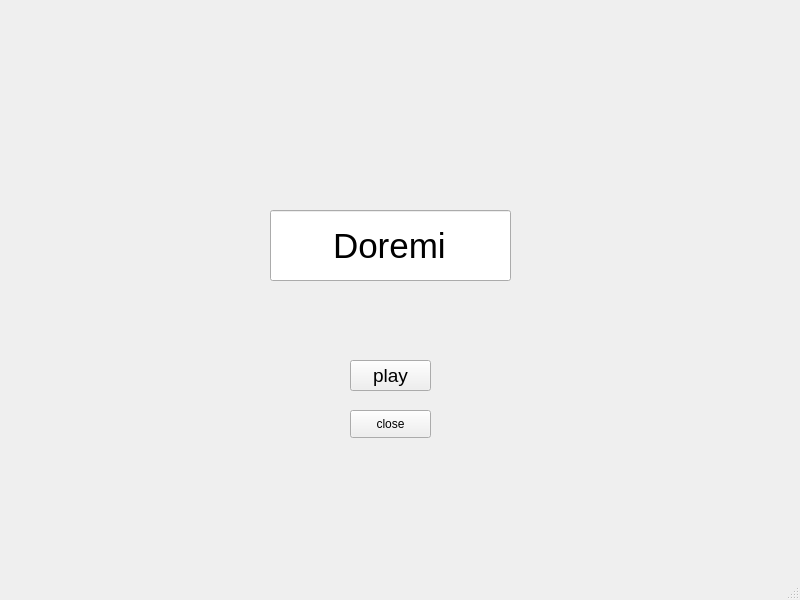
Old version of the form doremi/mainwindow.ui in the repository program-practice-doremi/DoReMi.
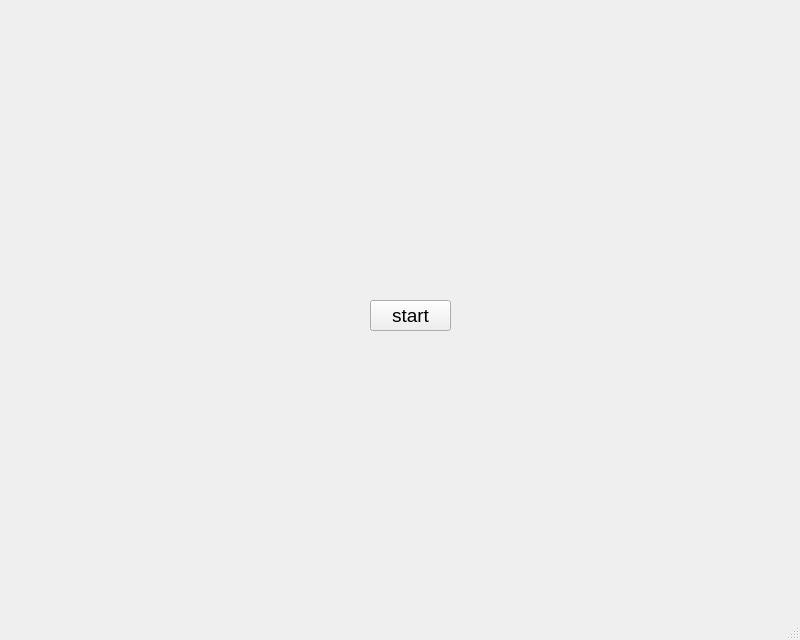
New version of the form. Icons and pictures are not drawn.

```diff
--- a/doremi/mainwindow.ui
+++ b/doremi/mainwindow.ui
@@ -7,39 +7,33 @@
     <x>0</x>
     <y>0</y>
     <width>800</width>
-    <height>600</height>
+    <height>640</height>
    </rect>
   </property>
+  <property name="minimumSize">
+   <size>
+    <width>800</width>
+    <height>640</height>
+   </size>
+  </property>
+  <property name="maximumSize">
+   <size>
+    <width>800</width>
+    <height>640</height>
+   </size>
+  </property>
   <property name="windowTitle">
    <string>MainWindow</string>
   </property>
+  <property name="styleSheet">
+   <string notr="true">#MainWindow{background-image: url(:/image/newmainimage.png)}</string>
+  </property>
   <widget class="QWidget" name="centralwidget">
-   <widget class="QLineEdit" name="lineEdit">
-    <property name="geometry">
-     <rect>
-      <x>270</x>
-      <y>210</y>
-      <width>241</width>
-      <height>71</height>
-     </rect>
-    </property>
-    <property name="font">
-     <font>
-      <pointsize>26</pointsize>
-     </font>
-    </property>
-    <property name="text">
-     <string>Doremi</string>
-    </property>
-    <property name="alignment">
-     <set>Qt::AlignCenter</set>
-    </property>
-   </widget>
    <widget class="QPushButton" name="pushButton">
     <property name="geometry">
      <rect>
-      <x>350</x>
-      <y>360</y>
+      <x>370</x>
+      <y>300</y>
       <width>81</width>
       <height>31</height>
      </rect>
@@ -50,20 +44,7 @@
      </font>
     </property>
     <property name="text">
-     <string>play</string>
-    </property>
-   </widget>
-   <widget class="QPushButton" name="pushButton_2">
-    <property name="geometry">
-     <rect>
-      <x>350</x>
-      <y>410</y>
-      <width>81</width>
-      <height>28</height>
-     </rect>
-    </property>
-    <property name="text">
-     <string>close</string>
+     <string>start</string>
     </property>
    </widget>
   </widget>
```
